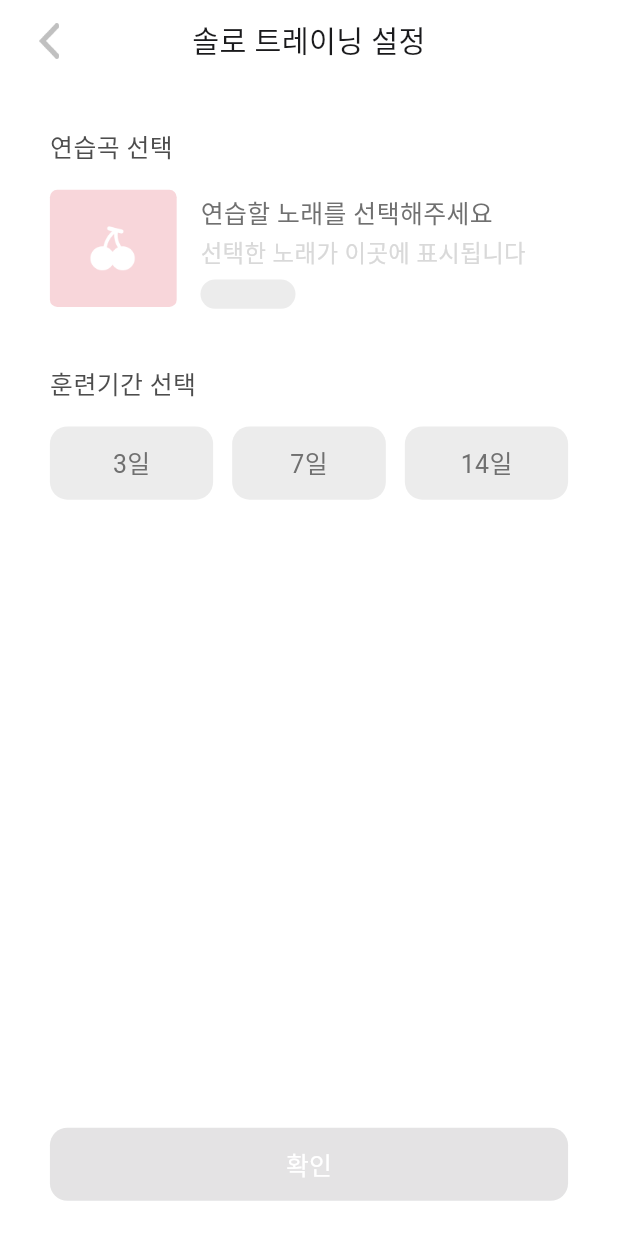
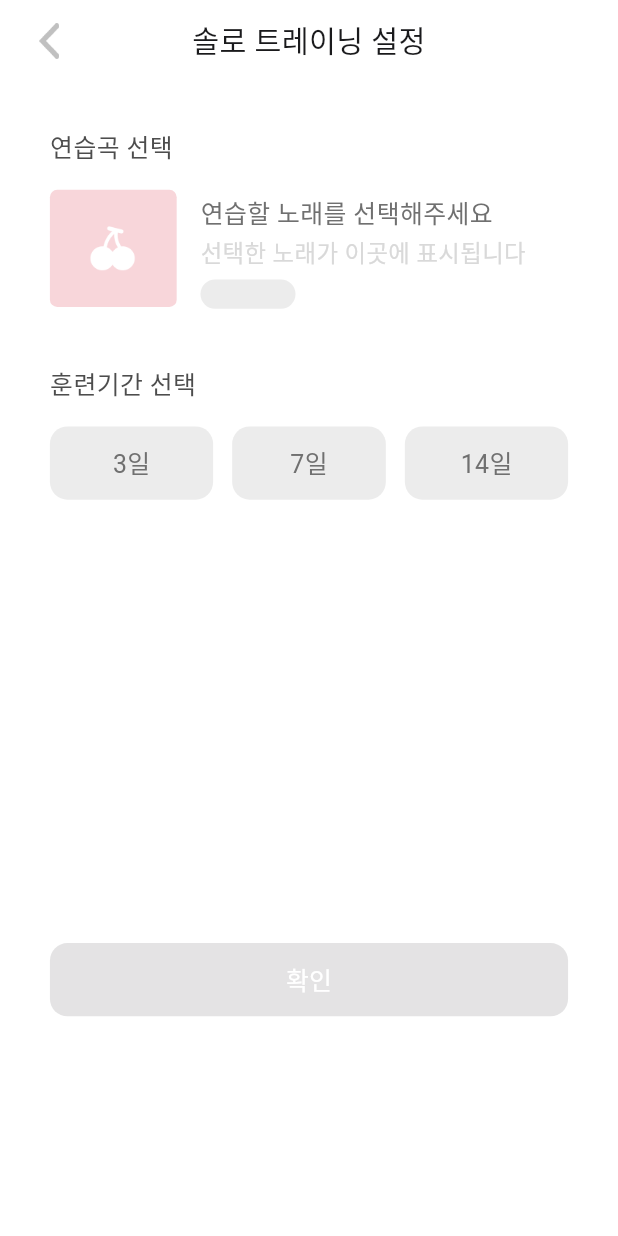
Before and after one commit to SoLit-2025/sync2sing-fe, a Flutter app: the screen it shows after launch, on a phone screen of 412 x 824 dp. Run offline on Flutter 3.47's test engine with Material 3 defaults, Android fonts, the phone set to English and light mode, and no system bars; our stand-ins replace dots_indicator, flutter_riverpod, flutter_screenutil, go_router, just_audio, permission_handler and 1 more; missing offline and left inert: flutter_sound, pitch_detector_dart; Roboto replaces fonts that are missing (PretendardVariable).

Commit message:
🧹 Chore: 확인 버튼 위치 조정 #56

```diff
--- a/lib/features/curriculum/views/solo_training_setting_page.dart
+++ b/lib/features/curriculum/views/solo_training_setting_page.dart
@@ -51,7 +51,7 @@ class _SoloTrainingSettingPageState extends ConsumerState<SoloTrainingSettingPag
                 ),
               ),
               _buildConfirmButton(isFormValid),
-              SizedBox(height: 24.h),
+              SizedBox(height: 150.h),
             ],
           ),
         ),
```
